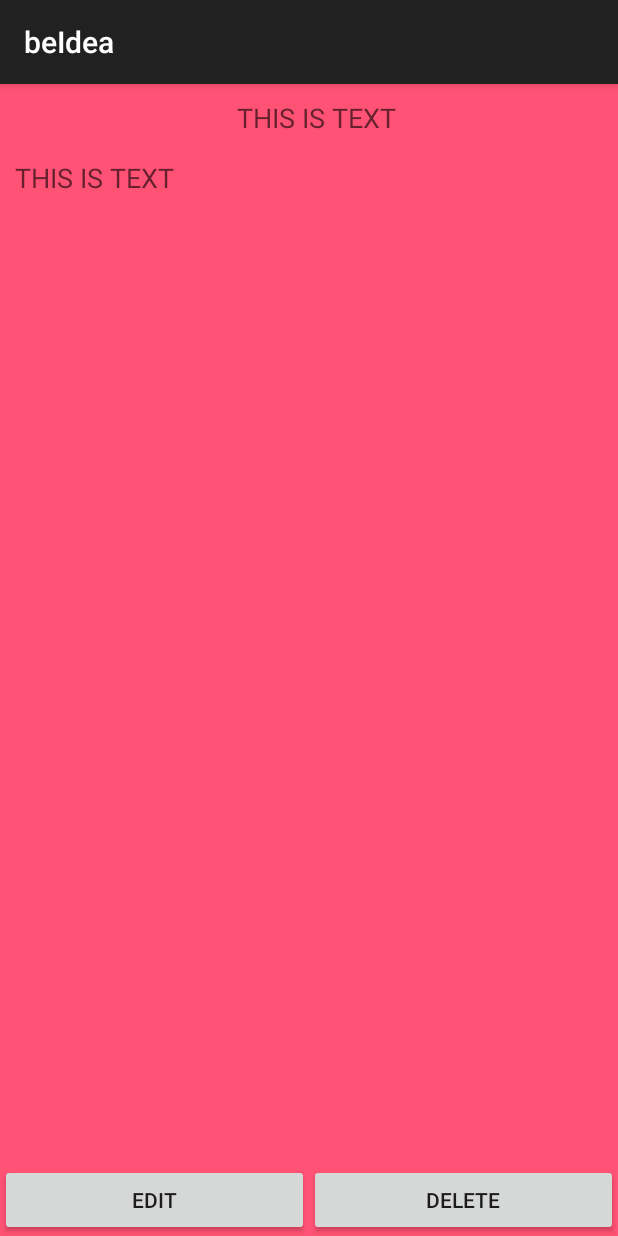
After one commit to yaroslavkulinich/beIdea, an Android app: the fragment DetailIdeaFragment shown on its own in the app's theme, on a phone screen of 412 x 824 dp. The commit adds this screen. Run offline under Robolectric (Android 15) with nearby library versions, the phone set to English and light mode, and no system bars; 4 statements that could not run were skipped.

Commit message:
added functional listview and detailfragment

```diff
--- a/app/build.gradle
+++ b/app/build.gradle
@@ -26,6 +26,6 @@ dependencies {
     compile 'com.android.support:support-v4:19.0.+'
     compile "com.android.support:support-v13:19.0.+"
     compile 'se.emilsjolander:stickylistheaders:2.5.1'
-    compile 'com.oguzdev:CircularFloatingActionMenu:1.0.2'
+
 
 }
--- a/app/src/main/AndroidManifest.xml
+++ b/app/src/main/AndroidManifest.xml
@@ -3,10 +3,14 @@
     package="beIdea.mtwain.besqueet.beidea" >
 
     <application
+        android:backupAgent="TheBackupAgent"
         android:allowBackup="true"
         android:icon="@drawable/ic_launcher"
         android:label="@string/app_name"
         android:theme="@style/Theme.Sherlock.Light.DarkActionBar" >
+        <meta-data android:name="com.google.android.backup.api_key"
+            android:value="AEdPqrEAAAAITZkNM75p3qrulIsQu6eTvHrMj0-ScXwByU5bVQ" />
+
         <activity
             android:name=".BeIdeaActivity"
             android:label="@string/app_name" >
@@ -18,4 +22,5 @@
         </activity>
     </application>
 
+
 </manifest>
--- /dev/null
+++ b/app/src/main/java/beIdea/mtwain/besqueet/beidea/CustomRelativeLayout.java
@@ -0,0 +1,68 @@
+package beIdea.mtwain.besqueet.beidea;
+
+import android.content.Context;
+import android.util.AttributeSet;
+import android.util.Log;
+import android.widget.RelativeLayout;
+
+public class CustomRelativeLayout extends RelativeLayout {
+
+	public CustomRelativeLayout(Context context, AttributeSet attrs,
+			int defStyle) {
+		super(context, attrs, defStyle);
+		// TODO Auto-generated constructor stub
+	}
+
+	public CustomRelativeLayout(Context context, AttributeSet attrs) {
+		super(context, attrs);
+		// TODO Auto-generated constructor stub
+	}
+	public CustomRelativeLayout(Context context) {
+		super(context);
+		// TODO Auto-generated constructor stub
+	}
+
+	public int screenWidth;
+	public int screenHeight;
+    public float fractionX;
+    public float fractionY;
+
+    protected void onSizeChanged(int w, int h, int oldW, int oldh){
+
+        // Assign the actual screen width to our class variable.
+        screenWidth = w;
+        screenHeight = h;
+        super.onSizeChanged(w, h, oldW, oldh);
+    }
+
+    public float getFractionX(){
+
+        return fractionX;
+    }
+
+    public void setFractionX(float xFraction){
+
+        this.fractionX = xFraction;
+
+        // When we modify the xFraction, we want to adjust the x translation
+        // accordingly.  Here, the scale is that if xFraction is -1, then
+        // the layout is off screen to the left, if xFraction is 0, then the
+        // layout is exactly on the screen, and if xFraction is 1, then the
+        // layout is completely offscreen to the right.
+        setX((screenWidth > 0) ? (xFraction * screenWidth) : 0);
+    }
+
+    public void setFractionY(float yFraction){
+
+        this.fractionY = yFraction;
+
+        // When we modify the xFraction, we want to adjust the x translation
+        // accordingly.  Here, the scale is that if xFraction is -1, then
+        // the layout is off screen to the left, if xFraction is 0, then the
+        // layout is exactly on the screen, and if xFraction is 1, then the
+        // layout is completely offscreen to the right.
+        setY((screenHeight > 0) ? (yFraction * screenHeight) : 0);
+    }
+
+
+}
--- a/app/src/main/java/beIdea/mtwain/besqueet/beidea/DBHelper.java
+++ b/app/src/main/java/beIdea/mtwain/besqueet/beidea/DBHelper.java
@@ -1,9 +1,12 @@
 package beIdea.mtwain.besqueet.beidea;
 
 import android.content.Context;
+import android.database.Cursor;
 import android.database.sqlite.SQLiteDatabase;
 import android.database.sqlite.SQLiteOpenHelper;
 import android.util.Log;
+
+import java.util.ArrayList;
 
 /**
  * Created by twain on 07.10.14.
@@ -18,7 +21,7 @@ public class DBHelper extends SQLiteOpenHelper{
     private Context ctx;
     public static SQLiteDatabase sqldb;
 
-    private static final String DATABASE_NAME = "mydb.db";
+    public static final String DATABASE_NAME = "mydb.db";
     public static final String TABLE_NAME = "mytable";
     public static final String DATE_RAW = "date";
     public static final String TIME_RAW = "time";
@@ -37,6 +40,8 @@ public class DBHelper extends SQLiteOpenHelper{
                 IDEA_RAW+" text"+");");
     }
 
+
+
     @Override
     public void onUpgrade(SQLiteDatabase sqLiteDatabase, int i, int i2) {
     }
--- /dev/null
+++ b/app/src/main/java/beIdea/mtwain/besqueet/beidea/DetailIdeaFragment.java
@@ -0,0 +1,100 @@
+package beIdea.mtwain.besqueet.beidea;
+
+import android.app.Fragment;
+import android.app.FragmentManager;
+import android.database.Cursor;
+import android.database.sqlite.SQLiteDatabase;
+import android.os.Bundle;
+import android.util.Log;
+import android.view.LayoutInflater;
+import android.view.View;
+import android.view.ViewGroup;
+import android.widget.Button;
+import android.widget.EditText;
+import android.widget.TextView;
+
+/**
+ * Created by twain on 18.10.14.
+ */
+public class DetailIdeaFragment extends Fragment implements View.OnClickListener {
+
+    private static final String LOG_TAG = "DetailFragment";
+
+    public DetailIdeaFragment(){}
+
+
+    BeIdeaActivity activity;
+    TextView tvIdea,tvTime;
+    IdeaRaw ideaRaw;
+    Button btnEdit,btnDelete;
+
+    DBHelper dbHelper;
+    SQLiteDatabase sqLiteDatabase;
+    String date ="";
+
+    public View onCreateView(LayoutInflater inflater, ViewGroup container,
+                                Bundle savedInstanceState) {
+        activity = (BeIdeaActivity)getActivity();
+        dbHelper = new DBHelper(getActivity());
+        sqLiteDatabase = dbHelper.getWritableDatabase();
+
+        View rootView = inflater.inflate(R.layout.fragment_detail_idea, container, false);
+        tvIdea = (TextView)rootView.findViewById(R.id.tvIdea);
+        tvTime = (TextView)rootView.findViewById(R.id.tvTime);
+        Bundle bundle = getArguments();
+        date = bundle.getString(DBHelper.DATE_RAW);
+        tvIdea.setText(bundle.getString(DBHelper.IDEA_RAW));
+        tvTime.setText(bundle.getString(DBHelper.TIME_RAW));
+        btnDelete = (Button) rootView.findViewById(R.id.btnDelete);
+        btnDelete.setOnClickListener(this);
+        btnEdit = (Button) rootView.findViewById(R.id.btnEdit);
+        Log.d("DetailFragment","!!!!!OnCreate");
+
+        return rootView;
+    }
+
+    public void setIdea(String idea){
+        tvIdea.setText(idea);
+    }
+
+    public void setTime(String time){
+        tvTime.setText(time);
+    }
+
+    @Override
+    public void onClick(View view) {
+        if(view.getId()==R.id.btnDelete){
+           removeIdeaFromList();
+           activity.list_idea_fragment.refresh();
+        }
+    }
+
+    public void removeIdeaFromList() {
+        int delCount = sqLiteDatabase.delete(DBHelper.TABLE_NAME, DBHelper.ID_RAW+" = " + getID(date,tvTime.getText()+""), null);
+        Log.d(LOG_TAG, "deleted rows count = " + delCount);
+        dbHelper.close();
+        getFragmentManager().popBackStack();
+    }
+
+    public String getID(String date,String time){
+        Log.d(LOG_TAG, "--- Rows in mytable: ---");
+        Cursor c = sqLiteDatabase.query(DBHelper.TABLE_NAME, null, null, null, null, null, null);
+        if (c.moveToFirst()) {
+            int idIndex = c.getColumnIndex(DBHelper.ID_RAW);
+            int dateIndex = c.getColumnIndex(DBHelper.DATE_RAW);
+            int timeIndex = c.getColumnIndex(DBHelper.TIME_RAW);
+            do {
+                String s = c.getString(idIndex);
+                if(date.equals(c.getString(dateIndex))){
+                    if(time.equals(c.getString(timeIndex))){
+                        return s;
+                    }
+                }
+            } while (c.moveToNext());
+        } else
+            Log.d(LOG_TAG, "0 rows");
+        return null;
+    }
+
+
+}
--- a/app/src/main/java/beIdea/mtwain/besqueet/beidea/IdeaFragment.java
+++ b/app/src/main/java/beIdea/mtwain/besqueet/beidea/IdeaFragment.java
@@ -1,6 +1,7 @@
 package beIdea.mtwain.besqueet.beidea;
 
 import android.app.Fragment;
+import android.app.backup.BackupManager;
 import android.content.ContentValues;
 import android.database.Cursor;
 import android.database.sqlite.SQLiteDatabase;
@@ -43,6 +44,7 @@ public class IdeaFragment extends Fragment {
         View rootView = inflater.inflate(R.layout.fragment_idea, container, false);
         etIdea = (EditText) rootView.findViewById(R.id.etIdea);
 
+
         return rootView;
     }
 
@@ -52,7 +54,10 @@ public class IdeaFragment extends Fragment {
         if(!idea.equals("")){
             insertIdeaToDB();
         }
+        BackupManager bm = new BackupManager(getActivity());
+        bm.dataChanged();
         super.onDestroy();
+
     }
 
     public void insertIdeaToDB(){
--- /dev/null
+++ b/app/src/main/res/layout/fragment_detail_idea.xml
@@ -0,0 +1,65 @@
+<?xml version="1.0" encoding="utf-8"?>
+
+<beIdea.mtwain.besqueet.beidea.CustomRelativeLayout xmlns:android="http://schemas.android.com/apk/res/android"
+    android:orientation="vertical" android:layout_width="match_parent"
+    android:layout_height="match_parent"
+    android:clickable="true"
+    android:background="#ffff5274">
+
+    <TextView
+        android:layout_width="match_parent"
+        android:layout_height="wrap_content"
+        android:textAppearance="?android:attr/textAppearanceMedium"
+        android:text="THIS IS TEXT"
+        android:id="@+id/tvTime"
+        android:layout_gravity="center_horizontal"
+        android:layout_alignParentTop="true"
+        android:layout_alignParentLeft="false"
+        android:layout_alignParentStart="true"
+        android:layout_marginLeft="10dp"
+        android:layout_marginTop="10dp"
+        android:layout_alignParentEnd="false"
+        android:layout_centerHorizontal="true"
+        android:gravity="center" />
+    <TextView
+        android:layout_width="match_parent"
+        android:layout_height="match_parent"
+        android:textAppearance="?android:attr/textAppearanceMedium"
+        android:text="THIS IS TEXT"
+        android:id="@+id/tvIdea"
+        android:layout_gravity="center_horizontal"
+        android:layout_below="@+id/tvTime"
+        android:layout_marginTop="15dp"
+        android:layout_marginLeft="10dp"
+        android:layout_above="@+id/linearLayout" />
+
+    <LinearLayout
+        android:orientation="horizontal"
+        android:layout_width="fill_parent"
+        android:layout_height="wrap_content"
+        android:layout_centerHorizontal="true"
+        android:layout_alignParentBottom="true"
+        android:id="@+id/linearLayout">
+
+        <Button
+            android:layout_width="wrap_content"
+            android:layout_height="wrap_content"
+            android:text="Edit"
+            android:id="@+id/btnEdit"
+            android:layout_alignParentBottom="true"
+            android:layout_alignParentLeft="true"
+            android:layout_alignParentStart="false"
+            android:layout_weight="1" />
+
+        <Button
+            android:layout_width="wrap_content"
+            android:layout_height="wrap_content"
+            android:text="Delete"
+            android:id="@+id/btnDelete"
+            android:layout_alignParentBottom="true"
+            android:layout_alignParentRight="true"
+            android:layout_alignParentEnd="true"
+            android:layout_weight="1" />
+    </LinearLayout>
+
+</beIdea.mtwain.besqueet.beidea.CustomRelativeLayout>
```
Also changed, not shown: app/src/main/java/beIdea/mtwain/besqueet/beidea/BeIdeaActivity.java (+12 -6 lines), app/src/main/java/beIdea/mtwain/besqueet/beidea/CustomLinearLayout.java (added, +69 -0 lines), app/src/main/java/beIdea/mtwain/besqueet/beidea/ListIdeaAdapter.java (+8 -25 lines), app/src/main/java/beIdea/mtwain/besqueet/beidea/ListIdeaFragment.java (+66 -37 lines), app/src/main/java/beIdea/mtwain/besqueet/beidea/TheBackupAgent.java (added, +22 -0 lines), app/src/main/res/animator/slide_left_in.xml (added, +8 -0 lines), app/src/main/res/animator/slide_left_out.xml (added, +8 -0 lines), app/src/main/res/animator/slide_right_in.xml (added, +8 -0 lines), app/src/main/res/animator/slide_right_out.xml (added, +8 -0 lines), app/src/main/res/layout/fragment_list_idea.xml (+2 -9 lines), 1 other file.
